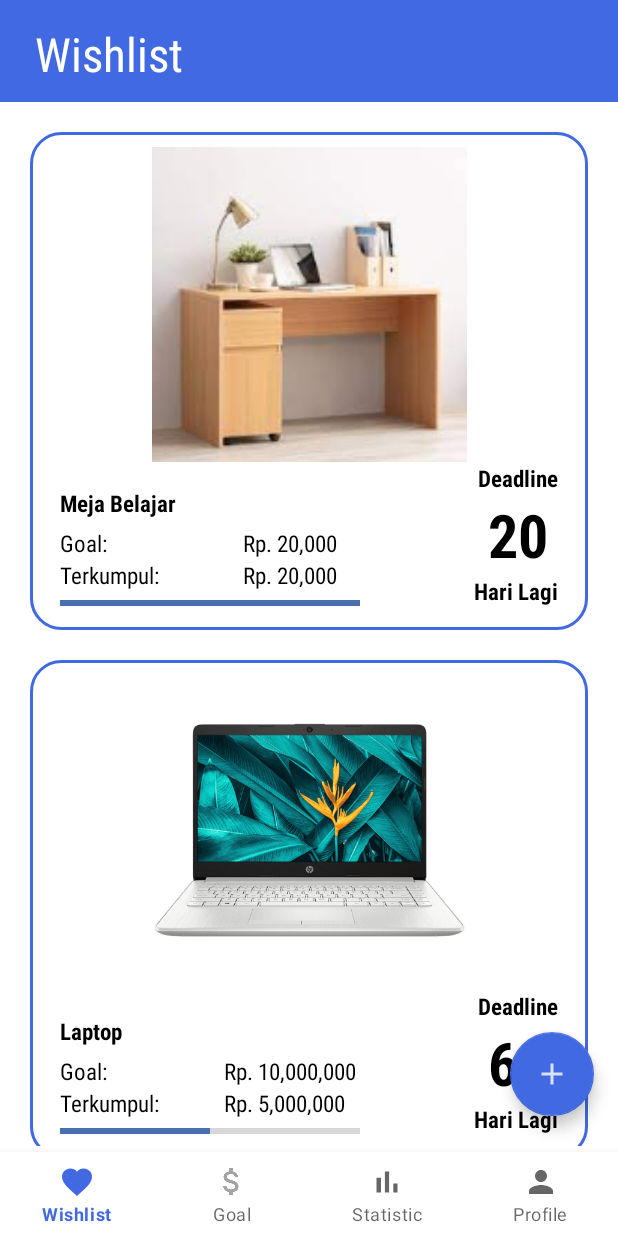
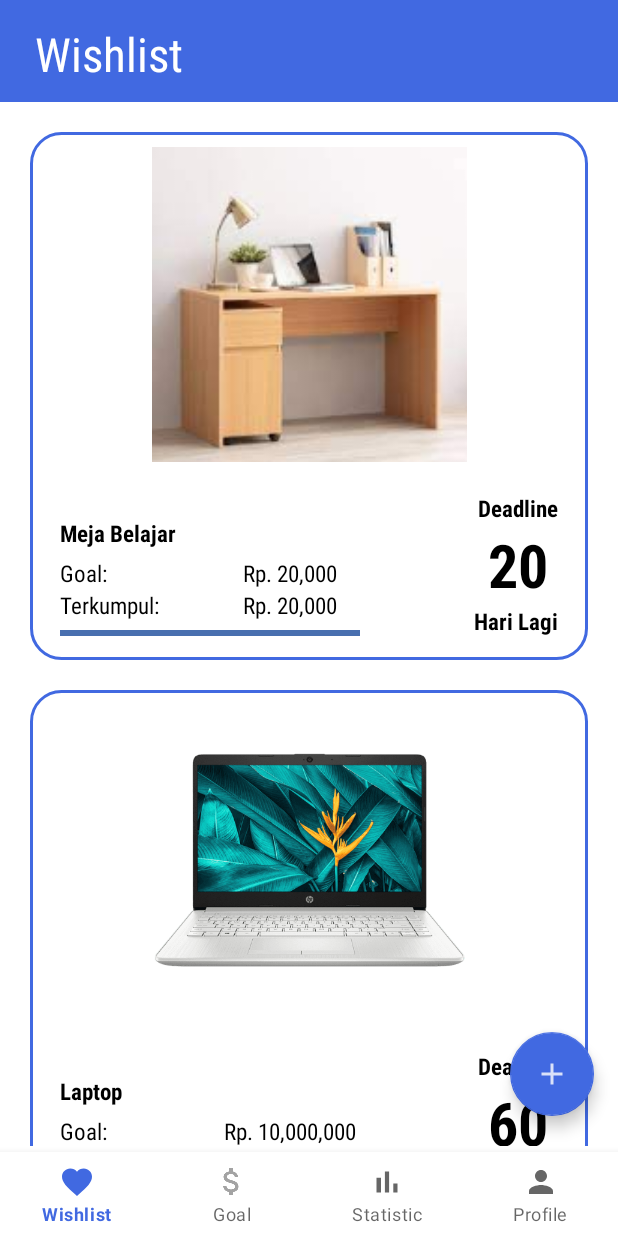
Before and after one commit to Diba15/TubesNabung, an Android app: the WishlistFragment screen opened directly, with no data from a screen before it, on a phone screen of 412 x 824 dp. Run offline under Robolectric (Android 15) with nearby library versions, the light colour scheme and no system bars; libraries missing offline, so code that uses them is left out: com.github.mikephil.charting; 1 statement that could not run was skipped.

Commit message:
Add Padding on TextView deadline in item_wishlist.xml

```diff
--- a/app/src/main/res/layout/item_wishlist.xml
+++ b/app/src/main/res/layout/item_wishlist.xml
@@ -103,6 +103,7 @@
             android:textColor="@color/black"
             android:textStyle="bold"
             android:textSize="15sp"
+            android:paddingTop="20dp"
             app:layout_constraintTop_toBottomOf="@id/wishlist_image"
             app:layout_constraintEnd_toEndOf="parent"
             android:text="@string/deadline"/>
```
